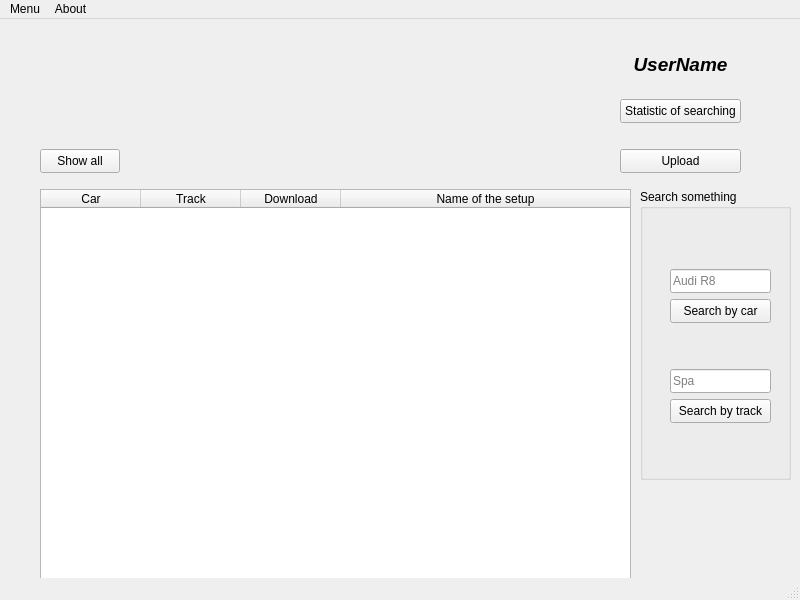
Old version of the form client/mainwindow.ui in the repository igor2323/AssettoHub.
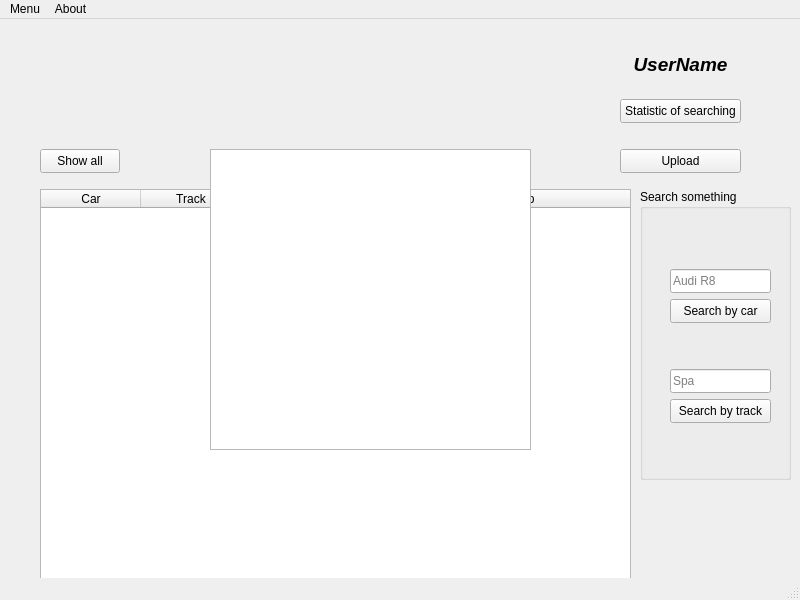
New version of the form.

Patch:
```diff
--- a/client/mainwindow.ui
+++ b/client/mainwindow.ui
@@ -229,6 +229,16 @@
      <string>Show all</string>
     </property>
    </widget>
+   <widget class="QTextEdit" name="textEdit">
+    <property name="geometry">
+     <rect>
+      <x>210</x>
+      <y>130</y>
+      <width>321</width>
+      <height>301</height>
+     </rect>
+    </property>
+   </widget>
   </widget>
   <widget class="QMenuBar" name="menubar">
    <property name="geometry">
```
